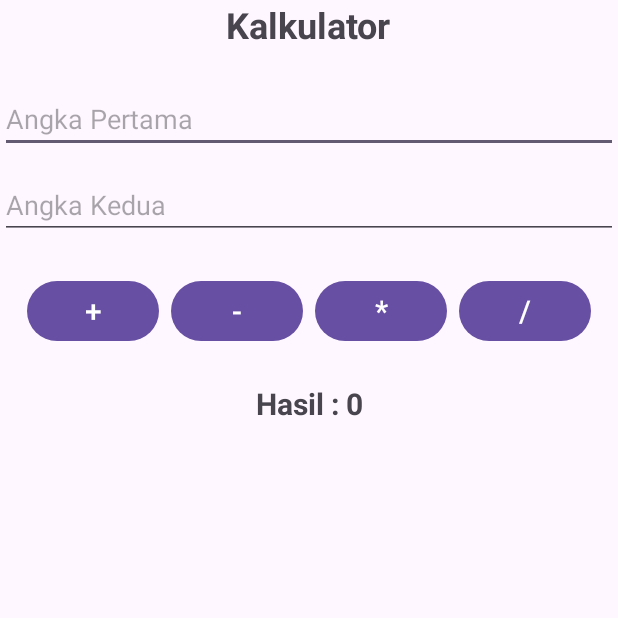
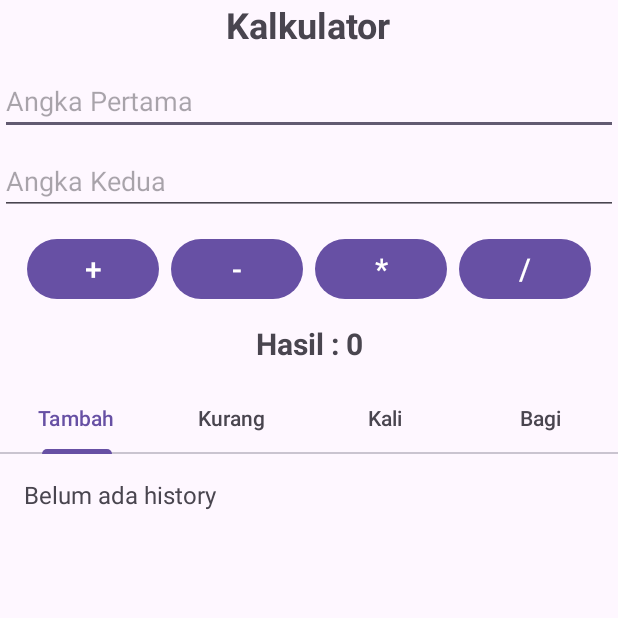
Before and after one commit to BangBilit/latihanFragment, an Android app: the screen it shows after launch (MainActivity), on a phone screen of 412 x 824 dp, the top half of it. Run offline under Robolectric (Android 15) with nearby library versions, the phone set to English and light mode, and no system bars.

Commit message:
Fungsi perhitungan dan Menyimpan history

```diff
--- a/app/build.gradle.kts
+++ b/app/build.gradle.kts
@@ -37,6 +37,8 @@ dependencies {
     implementation(libs.androidx.constraintlayout)
     implementation(libs.androidx.core.ktx)
     implementation(libs.material)
+    implementation("androidx.viewpager2:viewpager2:1.1.0")
+    implementation("androidx.fragment:fragment-ktx:1.9.1")
     testImplementation(libs.junit)
     androidTestImplementation(libs.androidx.espresso.core)
     androidTestImplementation(libs.androidx.junit)
--- a/app/src/main/java/com/example/latihanfragment/MainActivity.kt
+++ b/app/src/main/java/com/example/latihanfragment/MainActivity.kt
@@ -1,20 +1,165 @@
 package com.example.latihanfragment
 
+import android.graphics.Color
 import android.os.Bundle
+import android.view.View
+import android.widget.Button
+import android.widget.EditText
+import android.widget.TextView
+import android.widget.Toast
 import androidx.activity.enableEdgeToEdge
 import androidx.appcompat.app.AppCompatActivity
 import androidx.core.view.ViewCompat
 import androidx.core.view.WindowInsetsCompat
+import androidx.fragment.app.Fragment
+import androidx.viewpager2.adapter.FragmentStateAdapter
+import androidx.viewpager2.widget.ViewPager2
+import com.google.android.material.tabs.TabLayout
+import com.google.android.material.tabs.TabLayoutMediator
 
 class MainActivity : AppCompatActivity() {
+    val tambahHistory = mutableListOf<String>()
+    val kurangHistory = mutableListOf<String>()
+    val kaliHistory = mutableListOf<String>()
+    val bagiHistory = mutableListOf<String>()
+
+    private lateinit var mainLayout: View
+    private lateinit var angkaPertama: EditText
+    private lateinit var angkaKedua: EditText
+    private lateinit var tvResult: TextView
+    private lateinit var viewPager: ViewPager2
+    private lateinit var tabLayout: TabLayout
+
+    private lateinit var tambahFrag: tambahFragment
+    private lateinit var kurangFrag: kurangFragment
+    private lateinit var kaliFrag: kaliFragment
+    private lateinit var bagiFrag: bagiFragment
+
     override fun onCreate(savedInstanceState: Bundle?) {
         super.onCreate(savedInstanceState)
         enableEdgeToEdge()
         setContentView(R.layout.activity_main)
-        ViewCompat.setOnApplyWindowInsetsListener(findViewById(R.id.main)) { v, insets ->
+
+        mainLayout = findViewById(R.id.main)
+        ViewCompat.setOnApplyWindowInsetsListener(mainLayout) { v, insets ->
             val systemBars = insets.getInsets(WindowInsetsCompat.Type.systemBars())
             v.setPadding(systemBars.left, systemBars.top, systemBars.right, systemBars.bottom)
             insets
         }
+
+        angkaPertama = findViewById(R.id.angkaPertama)
+        angkaKedua = findViewById(R.id.angkaKedua)
+
+        val btnTambah = findViewById<Button>(R.id.btnTambah)
+        val btnKurang = findViewById<Button>(R.id.btnKurang)
+        val btnKali = findViewById<Button>(R.id.btnKali)
+        val btnBagi = findViewById<Button>(R.id.btnBagi)
+
+        tvResult = findViewById(R.id.tvResult)
+        viewPager = findViewById(R.id.viewPager)
+        tabLayout = findViewById(R.id.tabLayout)
+
+        tambahFrag = tambahFragment()
+        kurangFrag = kurangFragment()
+        kaliFrag = kaliFragment()
+        bagiFrag = bagiFragment()
+
+        val pagerAdapter = object : FragmentStateAdapter(this) {
+            override fun getItemCount(): Int = 4
+            override fun createFragment(position: Int): Fragment {
+                return when (position) {
+                    0 -> tambahFrag
+                    1 -> kurangFrag
+                    2 -> kaliFrag
+                    3 -> bagiFrag
+                    else -> tambahFrag
+                }
+            }
+        }
+
+        viewPager.adapter = pagerAdapter
+
+        TabLayoutMediator(tabLayout, viewPager) { tab, position ->
+            tab.text = when (position) {
+                0 -> "Tambah"
+                1 -> "Kurang"
+                2 -> "Kali"
+                3 -> "Bagi"
+                else -> ""
+            }
+        }.attach()
+
+        btnTambah.setOnClickListener { calculate("+") }
+        btnKurang.setOnClickListener { calculate("-") }
+        btnKali.setOnClickListener { calculate("*") }
+        btnBagi.setOnClickListener { calculate("/") }
+    }
+
+    private fun calculate(operator: String) {
+        val s1 = angkaPertama.text.toString()
+        val s2 = angkaKedua.text.toString()
+
+        if (s1.isEmpty() || s2.isEmpty()) {
+            Toast.makeText(this, "Mohon masukkan kedua angka terlebih dahulu", Toast.LENGTH_SHORT).show()
+            return
+        }
+
+        val num1 = s1.toDoubleOrNull()
+        val num2 = s2.toDoubleOrNull()
+
+        if (num1 == null || num2 == null) {
+            Toast.makeText(this, "Format angka tidak valid", Toast.LENGTH_SHORT).show()
+            return
+        }
+
+        val result: Double = when (operator) {
+            "+" -> num1 + num2
+            "-" -> num1 - num2
+            "*" -> num1 * num2
+            "/" -> {
+                if (num2 == 0.0) {
+                    Toast.makeText(this, "Tidak dapat membagi dengan nol", Toast.LENGTH_SHORT).show()
+                    return
+                }
+                num1 / num2
+            }
+            else -> 0.0
+        }
+
+        val formattedResult = if (result % 1.0 == 0.0) {
+            result.toInt().toString()
+        } else {
+            result.toString()
+        }
+
+        val historyItem = "$num1 $operator $num2 = $formattedResult"
+
+        when (operator) {
+            "+" -> {
+                tambahHistory.add(historyItem)
+                if (::tambahFrag.isInitialized) tambahFrag.refreshHistory()
+            }
+            "-" -> {
+                kurangHistory.add(historyItem)
+                if (::kurangFrag.isInitialized) kurangFrag.refreshHistory()
+            }
+            "*" -> {
+                kaliHistory.add(historyItem)
+                if (::kaliFrag.isInitialized) kaliFrag.refreshHistory()
+            }
+            "/" -> {
+                bagiHistory.add(historyItem)
+                if (::bagiFrag.isInitialized) bagiFrag.refreshHistory()
+            }
+        }
+
+        tvResult.text = "Hasil: $formattedResult"
+
+        // Requirement 5: Apabila nilai yang dihasilkan dari perhitungan kurang dari 0, maka ubah background menjadi berwarna merah
+        if (result < 0) {
+            mainLayout.setBackgroundColor(Color.parseColor("#FFCDD2")) // Light red
+        } else {
+            mainLayout.setBackgroundColor(Color.WHITE)
+        }
     }
 }
--- a/app/src/main/res/layout/activity_main.xml
+++ b/app/src/main/res/layout/activity_main.xml
@@ -6,7 +6,7 @@
     android:layout_width="match_parent"
     android:layout_height="match_parent"
     android:orientation="vertical"
-    android:padding="18dp"
+    android:padding="16dp"
     tools:context=".MainActivity">
 
     <TextView
@@ -15,7 +15,7 @@
         android:text="Kalkulator"
         android:textSize="24sp"
         android:textStyle="bold"
-        android:layout_marginBottom="24dp"
+        android:layout_marginBottom="12dp"
         android:layout_gravity="center"/>
 
     <EditText
@@ -25,7 +25,7 @@
         android:hint="Angka Pertama"
         android:inputType="numberDecimal|numberSigned"
         android:importantForAutofill="no"
-        android:layout_marginBottom="12dp"/>
+        android:layout_marginBottom="8dp"/>
 
     <EditText
         android:id="@+id/angkaKedua"
@@ -34,14 +34,14 @@
         android:hint="Angka Kedua"
         android:inputType="numberDecimal|numberSigned"
         android:importantForAutofill="no"
-        android:layout_marginBottom="24dp"/>
+        android:layout_marginBottom="12dp"/>
 
     <LinearLayout
         android:layout_width="match_parent"
         android:layout_height="wrap_content"
         android:orientation="horizontal"
         android:gravity="center"
-        android:layout_marginBottom="24dp">
+        android:layout_marginBottom="12dp">
 
         <Button
             android:id="@+id/btnTambah"
@@ -86,6 +86,18 @@
         android:textSize="20sp"
         android:textStyle="bold"
         android:gravity="center"
-        android:layout_marginBottom="16dp"/>
+        android:layout_marginBottom="12dp"/>
+
+    <com.google.android.material.tabs.TabLayout
+        android:id="@+id/tabLayout"
+        android:layout_width="match_parent"
+        android:layout_height="wrap_content"
+        app:tabMode="fixed"/>
+
+    <androidx.viewpager2.widget.ViewPager2
+        android:id="@+id/viewPager"
+        android:layout_width="match_parent"
+        android:layout_height="0dp"
+        android:layout_weight="1"/>
 
 </LinearLayout>
```
Also changed, not shown: app/src/main/res/layout/fragment_history.xml (added, +30 -0 lines).
